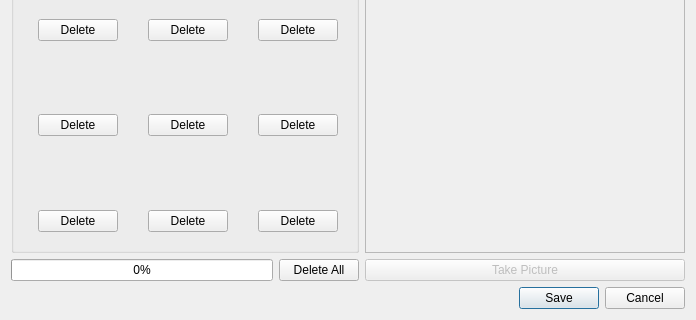
Old version of the form ui/capture.ui in the repository iTranscend/xRecog; both pictures show x 0 to 696 and y 176 to 496 of the 696 by 496 pixel window.
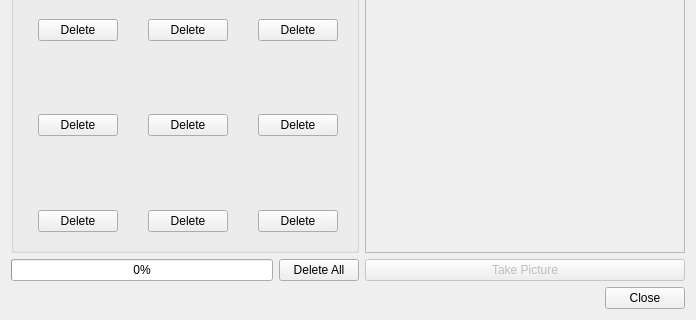
New version of the form. Icons and pictures are not drawn.

Commit message: Replace save|cancel buttons with close

Diff of the .ui file:
```diff
--- a/ui/capture.ui
+++ b/ui/capture.ui
@@ -18,6 +18,16 @@
     <normaloff>:/logos/xrecog-64px.svg</normaloff>:/logos/xrecog-64px.svg</iconset>
   </property>
   <layout class="QGridLayout" name="gridLayout1">
+   <item row="1" column="0" alignment="Qt::AlignRight">
+    <widget class="QPushButton" name="buttonBox">
+     <property name="text">
+      <string>Close</string>
+     </property>
+     <property name="icon">
+      <iconset theme="cancel"/>
+     </property>
+    </widget>
+   </item>
    <item row="0" column="0">
     <layout class="QHBoxLayout" name="mainHLayout">
      <item>
@@ -572,13 +582,6 @@
      </item>
     </layout>
    </item>
-   <item row="2" column="0">
-    <widget class="QDialogButtonBox" name="buttonBox">
-     <property name="standardButtons">
-      <set>QDialogButtonBox::Cancel|QDialogButtonBox::Save</set>
-     </property>
-    </widget>
-   </item>
   </layout>
  </widget>
  <tabstops>
```
Left out of the diff: 21 changed lines with no effect on the pictures.
